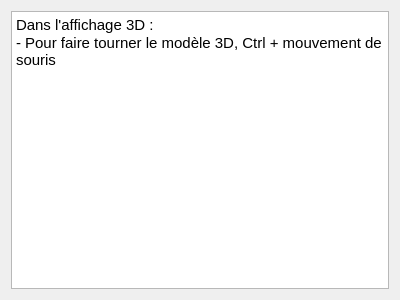
This is TiSIG/src/interface/helpwindow.ui in Lzrtn/ProjetGeomatique as Qt 5 draws it before an edit. The edited form follows.
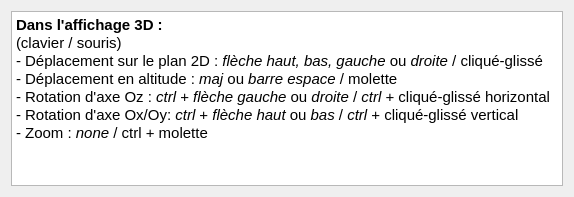
This is the edited form.

What changed in the file:
```diff
--- a/TiSIG/src/interface/helpwindow.ui
+++ b/TiSIG/src/interface/helpwindow.ui
@@ -6,8 +6,8 @@
    <rect>
     <x>0</x>
     <y>0</y>
-    <width>400</width>
-    <height>300</height>
+    <width>574</width>
+    <height>197</height>
    </rect>
   </property>
   <property name="windowTitle">
@@ -24,8 +24,13 @@
 &lt;html&gt;&lt;head&gt;&lt;meta name=&quot;qrichtext&quot; content=&quot;1&quot; /&gt;&lt;style type=&quot;text/css&quot;&gt;
 p, li { white-space: pre-wrap; }
 &lt;/style&gt;&lt;/head&gt;&lt;body style=&quot; font-family:'Ubuntu'; font-size:11pt; font-weight:400; font-style:normal;&quot;&gt;
-&lt;p style=&quot; margin-top:0px; margin-bottom:0px; margin-left:0px; margin-right:0px; -qt-block-indent:0; text-indent:0px;&quot;&gt;Dans l'affichage 3D :&lt;/p&gt;
-&lt;p style=&quot; margin-top:0px; margin-bottom:0px; margin-left:0px; margin-right:0px; -qt-block-indent:0; text-indent:0px;&quot;&gt;- Pour faire tourner le modèle 3D, Ctrl + mouvement de souris&lt;/p&gt;&lt;/body&gt;&lt;/html&gt;</string>
+&lt;p style=&quot; margin-top:0px; margin-bottom:0px; margin-left:0px; margin-right:0px; -qt-block-indent:0; text-indent:0px;&quot;&gt;&lt;span style=&quot; font-weight:600;&quot;&gt;Dans l'affichage 3D :&lt;/span&gt;&lt;/p&gt;
+&lt;p style=&quot; margin-top:0px; margin-bottom:0px; margin-left:0px; margin-right:0px; -qt-block-indent:0; text-indent:0px;&quot;&gt;(clavier / souris)&lt;/p&gt;
+&lt;p style=&quot; margin-top:0px; margin-bottom:0px; margin-left:0px; margin-right:0px; -qt-block-indent:0; text-indent:0px;&quot;&gt;- Déplacement sur le plan 2D : &lt;span style=&quot; font-style:italic;&quot;&gt;flèche haut, bas, gauche &lt;/span&gt;ou &lt;span style=&quot; font-style:italic;&quot;&gt;droite &lt;/span&gt;/ cliqué-glissé&lt;/p&gt;
+&lt;p style=&quot; margin-top:0px; margin-bottom:0px; margin-left:0px; margin-right:0px; -qt-block-indent:0; text-indent:0px;&quot;&gt;- Déplacement en altitude : &lt;span style=&quot; font-style:italic;&quot;&gt;maj&lt;/span&gt; ou &lt;span style=&quot; font-style:italic;&quot;&gt;barre espace &lt;/span&gt;/ molette&lt;/p&gt;
+&lt;p style=&quot; margin-top:0px; margin-bottom:0px; margin-left:0px; margin-right:0px; -qt-block-indent:0; text-indent:0px;&quot;&gt;- Rotation d'axe Oz : &lt;span style=&quot; font-style:italic;&quot;&gt;ctrl&lt;/span&gt; + &lt;span style=&quot; font-style:italic;&quot;&gt;flèche gauche&lt;/span&gt; ou &lt;span style=&quot; font-style:italic;&quot;&gt;droite &lt;/span&gt;/ &lt;span style=&quot; font-style:italic;&quot;&gt;ctrl &lt;/span&gt;+ cliqué-glissé horizontal&lt;/p&gt;
+&lt;p style=&quot; margin-top:0px; margin-bottom:0px; margin-left:0px; margin-right:0px; -qt-block-indent:0; text-indent:0px;&quot;&gt;- Rotation d'axe Ox/Oy: &lt;span style=&quot; font-style:italic;&quot;&gt;ctrl&lt;/span&gt; + &lt;span style=&quot; font-style:italic;&quot;&gt;flèche haut &lt;/span&gt;ou&lt;span style=&quot; font-style:italic;&quot;&gt; bas &lt;/span&gt;/ &lt;span style=&quot; font-style:italic;&quot;&gt;ctrl &lt;/span&gt;+ cliqué-glissé vertical&lt;/p&gt;
+&lt;p style=&quot; margin-top:0px; margin-bottom:0px; margin-left:0px; margin-right:0px; -qt-block-indent:0; text-indent:0px;&quot;&gt;- Zoom : &lt;span style=&quot; font-style:italic;&quot;&gt;none &lt;/span&gt;/ ctrl + molette&lt;/p&gt;&lt;/body&gt;&lt;/html&gt;</string>
      </property>
     </widget>
    </item>
```
